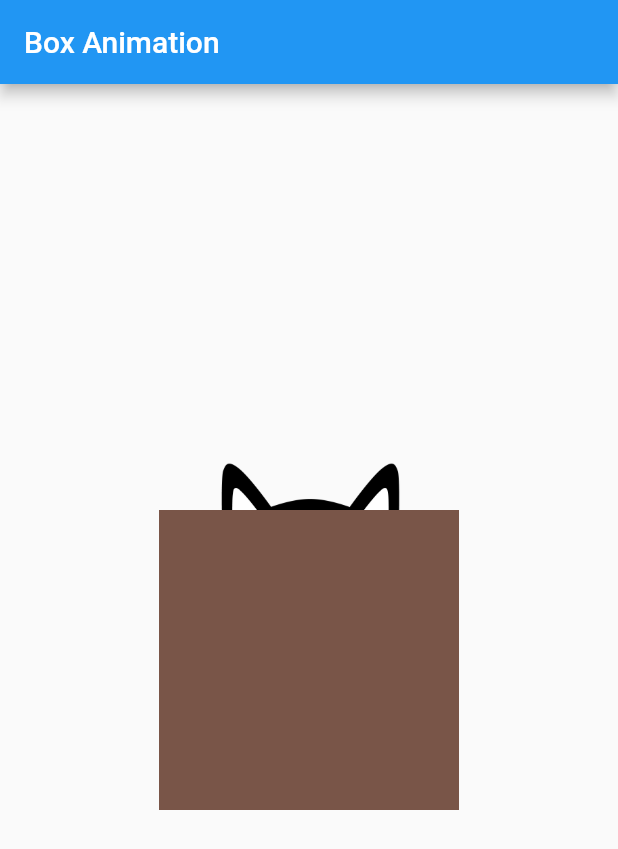
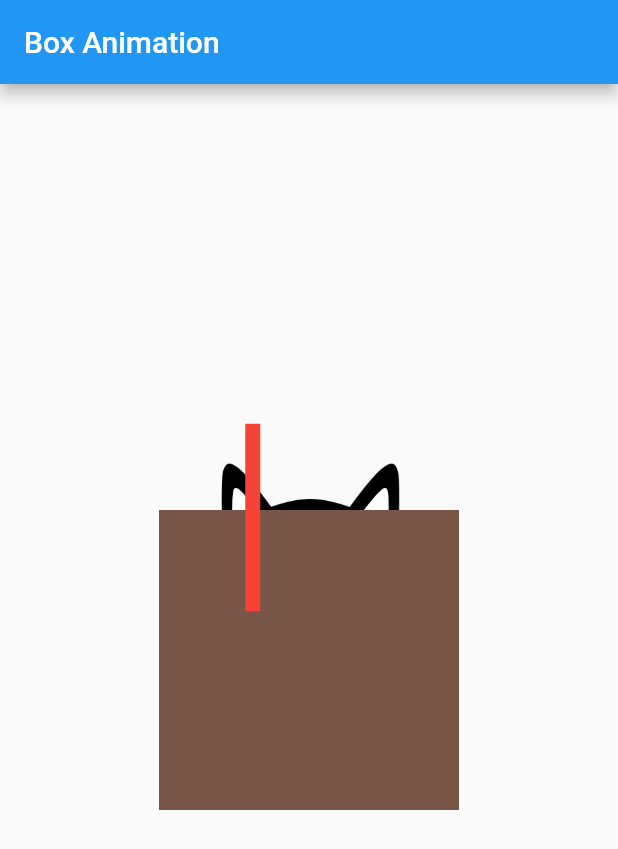
Before and after one commit to rubayet211/FlutterCatAnimation, a Flutter app: the screen it shows after launch, on a phone screen of 412 x 824 dp. Shown: the top 849 px of the screen. Run offline on Flutter 3.47's test engine with Material 2 defaults, Android fonts, the phone set to English and light mode, and no system bars.

Commit message:
10th Commit

```diff
--- a/lib/src/screens/home.dart
+++ b/lib/src/screens/home.dart
@@ -1,6 +1,7 @@
 import 'package:flutter/material.dart';
 import '../widgets/cat.dart';
 import 'package:flutter/rendering.dart';
+import 'dart:math';
 
 class Home extends StatefulWidget {
   HomeState createState() => HomeState();
@@ -15,7 +16,7 @@ class HomeState extends State<Home> with TickerProviderStateMixin {
     super.initState();
 
     catController = AnimationController(
-      duration: Duration(seconds: 2),
+      duration: Duration(milliseconds: 200),
       vsync: this,
     );
     catAnimation = Tween(begin: -35.0, end: -80.0).animate(
@@ -43,6 +44,7 @@ class HomeState extends State<Home> with TickerProviderStateMixin {
             children: [
               buildCatAnimation(),
               buildBox(),
+              buildLeftFlap(),
             ],
           ),
         ),
@@ -73,4 +75,15 @@ class HomeState extends State<Home> with TickerProviderStateMixin {
       color: Colors.brown,
     );
   }
+
+  Widget buildLeftFlap() {
+    return Transform.rotate(
+      child: Container(
+        height: 10.0,
+        width: 125.0,
+        color: Colors.red,
+      ),
+      angle: pi / 2.0,
+    );
+  }
 }
```
